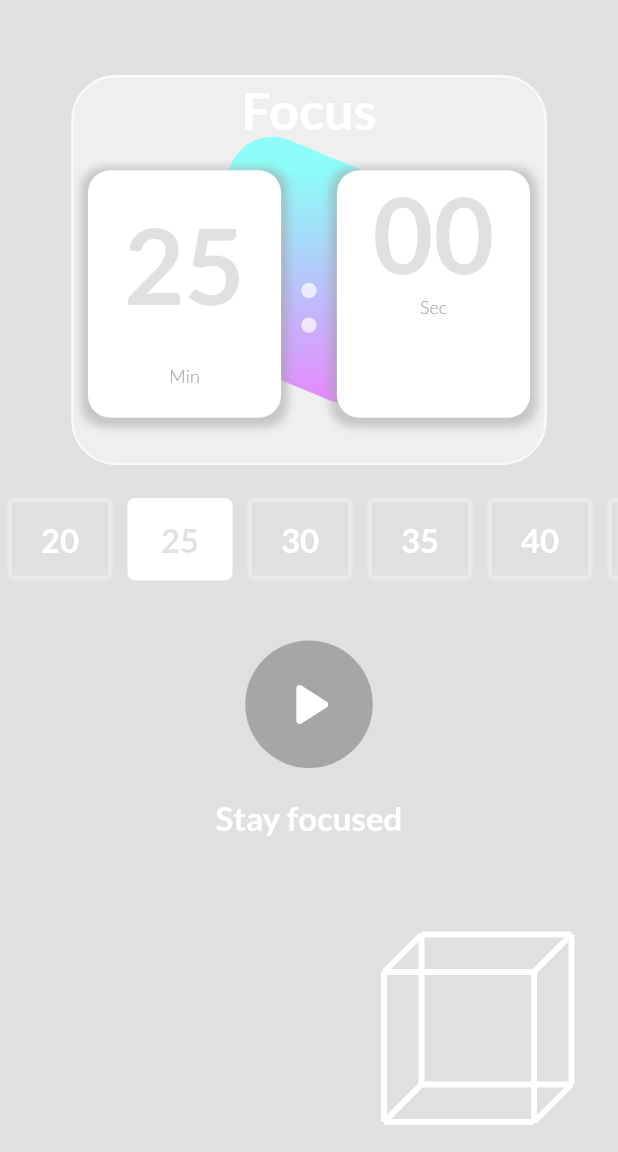
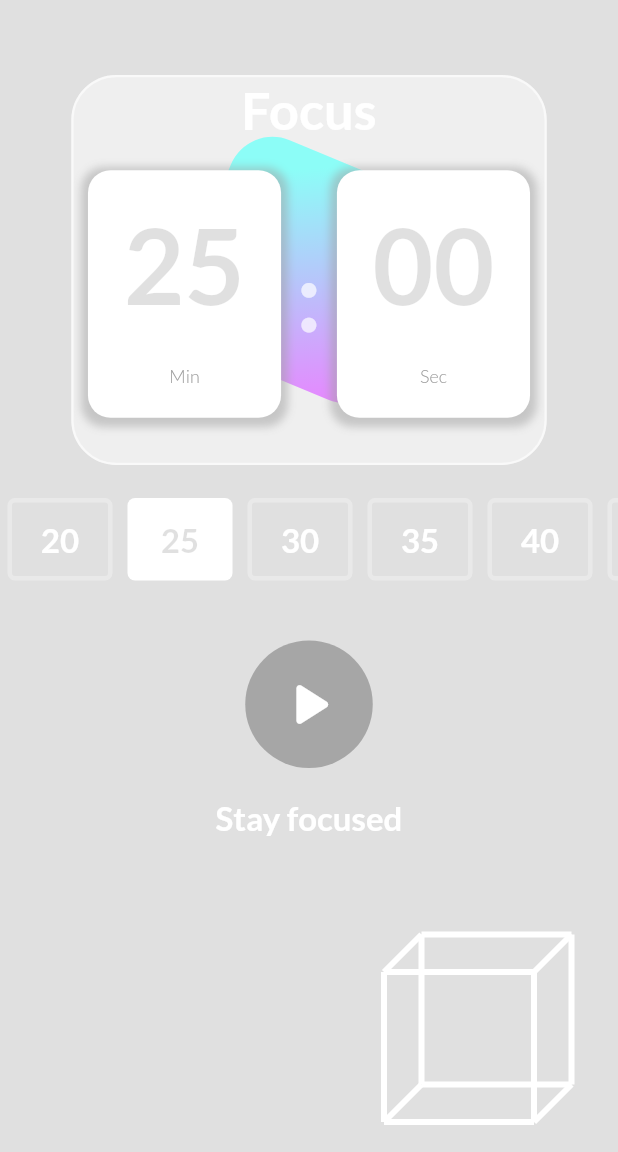
Before and after one commit to radG1t/pomodox, a Flutter app: the screen it shows after launch, on a phone screen of 412 x 824 dp, the part 84-1236 px from its top. Run offline on Flutter 3.47's test engine with Material 2 defaults, Android fonts, the phone set to English and light mode, and no system bars; our stand-ins replace google_fonts.

Commit message:
fixed timercards.

```diff
--- a/lib/widgets/timercard.dart
+++ b/lib/widgets/timercard.dart
@@ -49,7 +49,7 @@ class TimerCard extends StatelessWidget {
                   // const Expanded(
                   //   child: SizedBox(),
                   // ),
-                  SizedBox(
+                  const SizedBox(
                     height: 25,
                   ),
                   Text(
@@ -84,8 +84,8 @@ class TimerCard extends StatelessWidget {
                       offset: Offset(0, 2),
                     ),
                   ]),
-              child: Center(
               child: Column(
+                mainAxisAlignment: MainAxisAlignment.center,
                 children: [
                   Text(
                     secounds == 0
@@ -94,12 +94,14 @@ class TimerCard extends StatelessWidget {
                     style: textStyle(70, rednderColor(provider.currenState),
                         FontWeight.bold),
                   ),
+                  const SizedBox(
+                    height: 25,
+                  ),
                   Text(
                     'Sec',
                     style: textStyle(12, Colors.grey, FontWeight.w300),
                   ),
                 ],
-                ),
               ),
             ),
           ],
```
Lines whose indentation alone changed are shown as unchanged.
